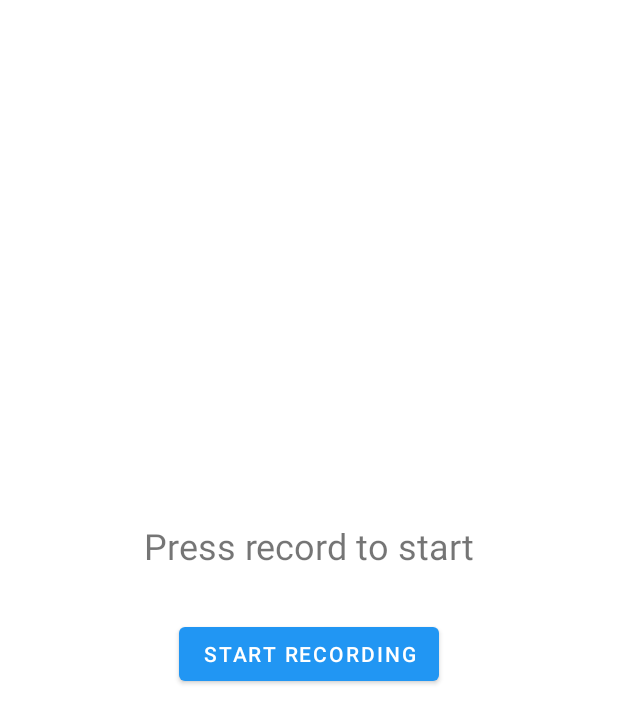
After one commit to AdikaDS/LearnAble-Project, an Android app: the RecordingActivity screen opened directly, with no data from a screen before it, on a phone screen of 412 x 824 dp. The commit adds this screen. Shown: the top 723 px of the screen. Run offline under Robolectric (Android 15) with nearby library versions, the phone set to English and light mode, and no system bars.

Commit message:
using whisper model for machine learning speech to text, imgur api for uploading photos

```diff
--- a/mobile-app/app/build.gradle.kts
+++ b/mobile-app/app/build.gradle.kts
@@ -16,6 +16,7 @@ android {
         versionName = "1.0"
 
         buildConfigField("String", "BASE_URL_IMGUR_API", "\"https://api.imgur.com/3/\"")
+        buildConfigField("String", "BASE_URL_TRANSCRIPTION_API", "\"http://192.168.0.108:8000/\"")
         buildConfigField("String", "IMGUR_CLIENT_ID", "\"0084c0adcd8d6f2\"")
         testInstrumentationRunner = "androidx.test.runner.AndroidJUnitRunner"
     }
--- a/mobile-app/app/src/main/AndroidManifest.xml
+++ b/mobile-app/app/src/main/AndroidManifest.xml
@@ -3,6 +3,7 @@
     xmlns:tools="http://schemas.android.com/tools">
 
     <uses-permission android:name="android.permission.INTERNET" />
+    <uses-permission android:name="android.permission.RECORD_AUDIO" />
     <uses-permission
         android:name="android.permission.WRITE_EXTERNAL_STORAGE"
         android:maxSdkVersion="28" />
@@ -25,6 +26,7 @@
         android:roundIcon="@mipmap/ic_launcher_round"
         android:supportsRtl="true"
         android:theme="@style/Theme.LearnAble"
+        android:usesCleartextTraffic="true"
         tools:targetApi="31">
         <activity
             android:name=".view.LoginActivity"
@@ -40,6 +42,9 @@
         <activity
             android:name=".view.MainActivity"
             android:exported="false" />
+        <activity
+            android:name=".view.RecordingActivity"
+            android:exported="false" />
         <provider
             android:name="androidx.core.content.FileProvider"
             android:authorities="com.adika.learnable.fileprovider"
--- a/mobile-app/app/src/main/java/com/adika/learnable/api/ImgurApi.kt
+++ b/mobile-app/app/src/main/java/com/adika/learnable/api/ImgurService.kt
@@ -8,7 +8,7 @@ import retrofit2.http.Multipart
 import retrofit2.http.POST
 import retrofit2.http.Part
 
-interface ImgurApi {
+interface ImgurService {
     @Multipart
     @POST("image")
     fun uploadImage(
--- /dev/null
+++ b/mobile-app/app/src/main/java/com/adika/learnable/model/TransciptionResponse.kt
@@ -0,0 +1,6 @@
+package com.adika.learnable.model
+
+data class TranscriptionResponse(
+    val text: String,
+    val language: String
+)
--- /dev/null
+++ b/mobile-app/app/src/main/java/com/adika/learnable/view/RecordingActivity.kt
@@ -0,0 +1,105 @@
+package com.adika.learnable.view
+
+import android.Manifest
+import android.content.pm.PackageManager
+import android.os.Bundle
+import android.widget.Toast
+import androidx.activity.result.contract.ActivityResultContracts
+import androidx.appcompat.app.AppCompatActivity
+import androidx.core.content.ContextCompat
+import androidx.lifecycle.ViewModelProvider
+import com.adika.learnable.databinding.ActivityRecordingBinding
+import com.adika.learnable.viewmodel.RecordingState
+import com.adika.learnable.viewmodel.RecordingViewModel
+
+class RecordingActivity : AppCompatActivity() {
+    private lateinit var binding: ActivityRecordingBinding
+    private lateinit var viewModel: RecordingViewModel
+
+    private val requestPermissionLauncher = registerForActivityResult(
+        ActivityResultContracts.RequestPermission()
+    ) { isGranted ->
+        if (!isGranted) {
+            Toast.makeText(this, "Permission denied", Toast.LENGTH_SHORT).show()
+            finish()
+        }
+    }
+
+    override fun onCreate(savedInstanceState: Bundle?) {
+        super.onCreate(savedInstanceState)
+        binding = ActivityRecordingBinding.inflate(layoutInflater)
+        setContentView(binding.root)
+
+        viewModel = ViewModelProvider(this)[RecordingViewModel::class.java]
+
+        setupObservers()
+        setupClickListeners()
+
+        checkAndRequestPermission()
+    }
+
+    private fun checkAndRequestPermission() {
+        when {
+            ContextCompat.checkSelfPermission(
+                this,
+                Manifest.permission.RECORD_AUDIO
+            ) == PackageManager.PERMISSION_GRANTED -> {
+                // Permission already granted
+            }
+
+            else -> {
+                requestPermissionLauncher.launch(Manifest.permission.RECORD_AUDIO)
+            }
+        }
+    }
+
+    private fun setupObservers() {
+        viewModel.recordingState.observe(this) { state ->
+            updateUI(state)
+        }
+
+        viewModel.transcriptionResult.observe(this) { result ->
+            result?.let {
+                binding.transcriptionLabel.visibility = android.view.View.VISIBLE
+                binding.transcriptionText.visibility = android.view.View.VISIBLE
+                binding.transcriptionText.text = it
+            }
+        }
+    }
+
+    private fun setupClickListeners() {
+        binding.recordButton.setOnClickListener {
+            when (viewModel.recordingState.value) {
+                is RecordingState.Idle -> viewModel.startRecording()
+                is RecordingState.Recording -> viewModel.stopRecording()
+                else -> { /* Do nothing */
+                }
+            }
+        }
+
+        binding.cancelButton.setOnClickListener {
+            viewModel.cancelRecording()
+        }
+    }
+
+    private fun updateUI(state: RecordingState) {
+        binding.statusText.text = when (state) {
+            is RecordingState.Idle -> "Press record to start"
+            is RecordingState.Recording -> "Recording..."
+            is RecordingState.Transcribing -> "Transcribing..."
+        }
+
+        binding.recordButton.text = when (state) {
+            is RecordingState.Idle -> "Start Recording"
+            is RecordingState.Recording -> "Stop Recording"
+            is RecordingState.Transcribing -> "Transcribing..."
+        }
+
+        binding.recordButton.isEnabled = state !is RecordingState.Transcribing
+        binding.cancelButton.visibility = if (state is RecordingState.Recording) {
+            android.view.View.VISIBLE
+        } else {
+            android.view.View.GONE
+        }
+    }
+}
--- /dev/null
+++ b/mobile-app/app/src/main/res/layout/activity_recording.xml
@@ -0,0 +1,49 @@
+<?xml version="1.0" encoding="utf-8"?>
+<LinearLayout xmlns:android="http://schemas.android.com/apk/res/android"
+    android:layout_width="match_parent"
+    android:layout_height="match_parent"
+    android:orientation="vertical"
+    android:padding="16dp"
+    android:gravity="center">
+
+    <TextView
+        android:id="@+id/statusText"
+        android:layout_width="wrap_content"
+        android:layout_height="wrap_content"
+        android:text="Press record to start"
+        android:textSize="24sp"
+        android:layout_marginBottom="32dp"/>
+
+    <Button
+        android:id="@+id/recordButton"
+        android:layout_width="wrap_content"
+        android:layout_height="wrap_content"
+        android:text="Start Recording"
+        android:layout_marginBottom="16dp"/>
+
+    <Button
+        android:id="@+id/cancelButton"
+        android:layout_width="wrap_content"
+        android:layout_height="wrap_content"
+        android:text="Cancel"
+        android:visibility="gone"
+        android:backgroundTint="@android:color/holo_red_light"/>
+
+    <TextView
+        android:id="@+id/transcriptionLabel"
+        android:layout_width="wrap_content"
+        android:layout_height="wrap_content"
+        android:text="Transcription:"
+        android:textSize="18sp"
+        android:layout_marginTop="32dp"
+        android:visibility="gone"/>
+
+    <TextView
+        android:id="@+id/transcriptionText"
+        android:layout_width="wrap_content"
+        android:layout_height="wrap_content"
+        android:textSize="16sp"
+        android:layout_marginTop="8dp"
+        android:visibility="gone"/>
+
+</LinearLayout>
```
Also changed, not shown: mobile-app/app/src/main/java/com/adika/learnable/api/ApiConfig.kt (+9 -3 lines), mobile-app/app/src/main/java/com/adika/learnable/api/TrancribeService.kt (added, +16 -0 lines), mobile-app/app/src/main/java/com/adika/learnable/util/AudioRecorder.kt (added, +56 -0 lines), mobile-app/app/src/main/java/com/adika/learnable/view/MainActivity.kt (+36 -42 lines), mobile-app/app/src/main/java/com/adika/learnable/viewmodel/ImgurViewModel.kt (added, +60 -0 lines), mobile-app/app/src/main/java/com/adika/learnable/viewmodel/RecordingViewModel.kt (added, +82 -0 lines), mobile-app/app/src/main/res/drawable/bg_rounded_corner.xml (added, +8 -0 lines), mobile-app/app/src/main/res/drawable/ic_mic.xml (added, +10 -0 lines), mobile-app/app/src/main/res/layout/activity_main.xml (+7 -0 lines).
